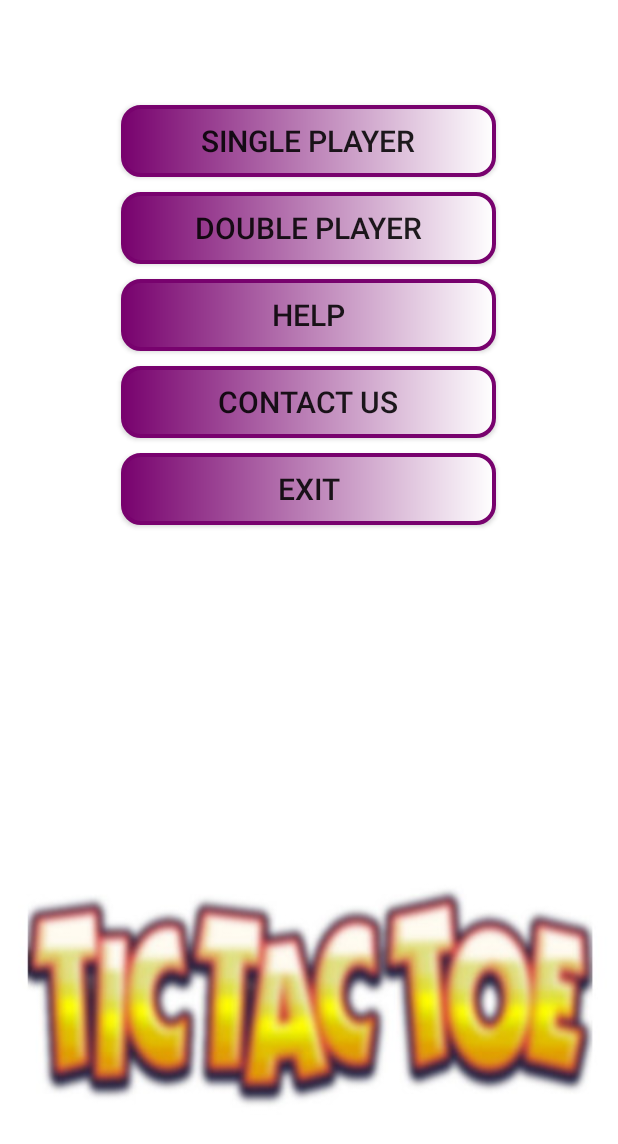
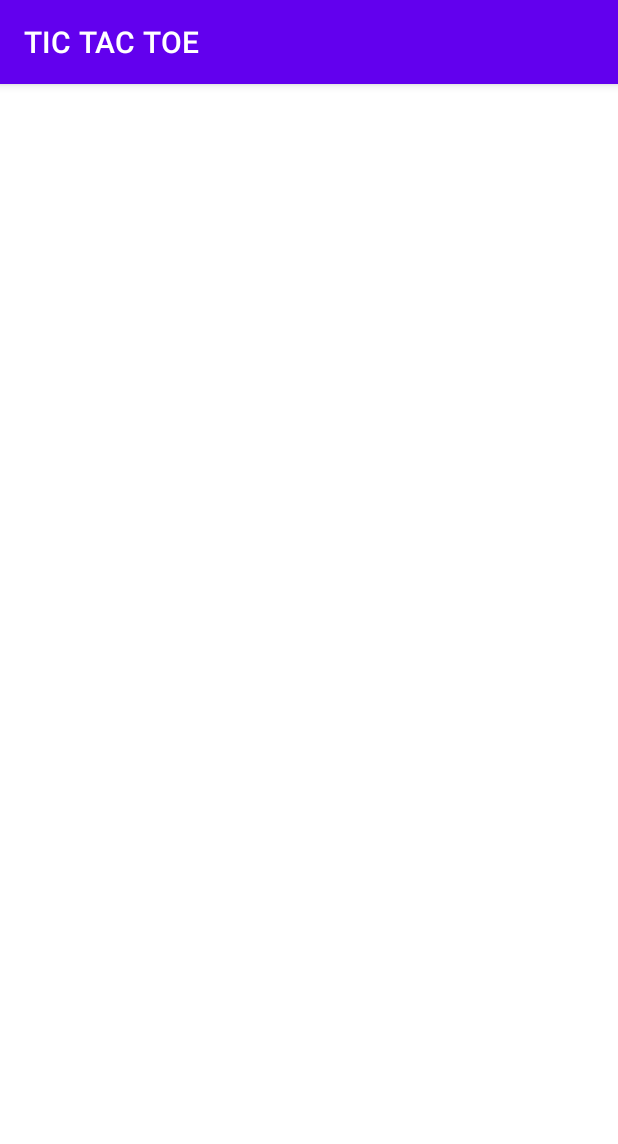
Before and after one commit to NARI1108/TIC-TAC-TOE, an Android app: the screen it shows after launch (MainActivity before the commit, double_Player after it), after a tap on "DOUBLE PLAYER", on a phone screen of 412 x 824 dp. Shown: the top 1144 px of the screen. Run offline under Robolectric (Android 15) with nearby library versions, the phone set to English and light mode, and no system bars.

Commit message:
Creating double_Player.java and guide_Game.java and contact_us.java  that We created an option to click each of them. Clicking on them will take you to the desired page.

```diff
--- a/app/src/main/java/com/example/tictactoe/MainActivity.java
+++ b/app/src/main/java/com/example/tictactoe/MainActivity.java
@@ -18,6 +18,12 @@ public class MainActivity extends AppCompatActivity {
         switch(id){
             case R.id.btn_single_player:startActivity(new Intent(MainActivity.this,single_Player.class));
                 break;
+            case R.id.btn_double_player:startActivity(new Intent(MainActivity.this,double_Player.class));
+                break;
+            case R.id.btn_guide_game:startActivity(new Intent(MainActivity.this,guide_Game.class));
+                break;
+            case R.id.btn_contact_us:startActivity(new Intent(MainActivity.this,contact_us.class));
+                break;
             case R.id.btn_exit:finish();
         }
     }
--- /dev/null
+++ b/app/src/main/java/com/example/tictactoe/double_Player.java
@@ -0,0 +1,14 @@
+package com.example.tictactoe;
+
+import androidx.appcompat.app.AppCompatActivity;
+
+import android.os.Bundle;
+
+public class double_Player extends AppCompatActivity {
+
+    @Override
+    protected void onCreate(Bundle savedInstanceState) {
+        super.onCreate(savedInstanceState);
+        setContentView(R.layout.activity_double_player);
+    }
+}
--- /dev/null
+++ b/app/src/main/res/layout/activity_double_player.xml
@@ -0,0 +1,9 @@
+<?xml version="1.0" encoding="utf-8"?>
+<androidx.constraintlayout.widget.ConstraintLayout xmlns:android="http://schemas.android.com/apk/res/android"
+    xmlns:app="http://schemas.android.com/apk/res-auto"
+    xmlns:tools="http://schemas.android.com/tools"
+    android:layout_width="match_parent"
+    android:layout_height="match_parent"
+    tools:context=".double_Player">
+
+</androidx.constraintlayout.widget.ConstraintLayout>
--- a/app/src/main/res/layout/activity_main.xml
+++ b/app/src/main/res/layout/activity_main.xml
@@ -32,14 +32,14 @@
         android:textSize="20sp" />
 
     <Button
-        android:id="@+id/btn_help"
+        android:id="@+id/btn_guide_game"
         android:layout_width="250dp"
         android:layout_height="wrap_content"
         android:layout_gravity="center"
         android:layout_marginTop="10dp"
         android:background="@drawable/buttonstyle"
         android:onClick="btnsClick"
-        android:text="@string/help"
+        android:text="@string/guide_game"
         android:textSize="20sp" />
     <Button
         android:id="@+id/btn_contact_us"
--- a/app/src/main/res/values/strings.xml
+++ b/app/src/main/res/values/strings.xml
@@ -5,4 +5,5 @@
     <string name="double_player">Double Player</string>
     <string name="contact_us">contact Us</string>
     <string name="exit">Exit</string>
+    <string name="guide_game">guide game</string>
 </resources>
```
Also changed, not shown: app/src/main/AndroidManifest.xml (+10 -1 lines), app/src/main/java/com/example/tictactoe/contact_us.java (added, +14 -0 lines), app/src/main/java/com/example/tictactoe/guide_Game.java (added, +14 -0 lines), app/src/main/res/layout/activity_contact_us.xml (added, +9 -0 lines), app/src/main/res/layout/activity_guide_game.xml (added, +9 -0 lines).
